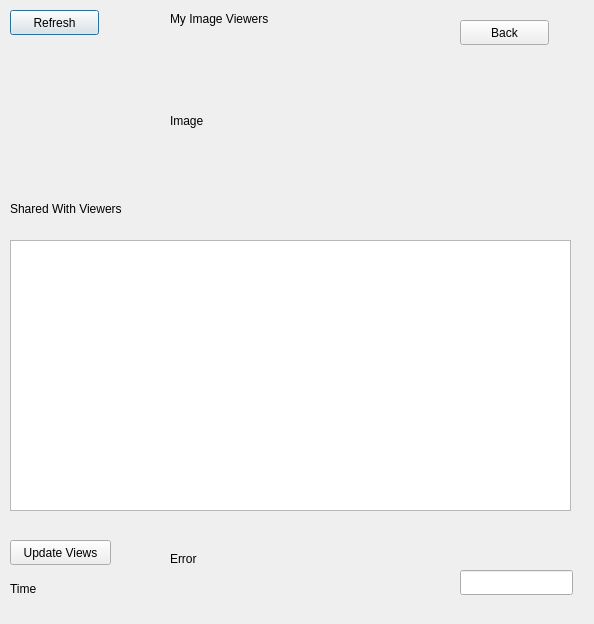
First picture: the form in GUIFiles/editmyimages.ui, repository SammySamer/Distributed-System-Image-Sharing-Platform, before the edit.
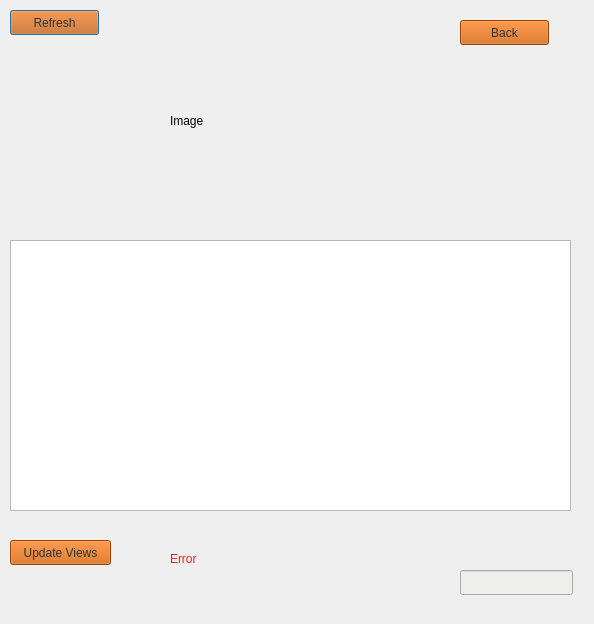
Second picture: the form after the edit.

```diff
--- a/GUIFiles/editmyimages.ui
+++ b/GUIFiles/editmyimages.ui
@@ -22,6 +22,13 @@
      <height>25</height>
     </rect>
    </property>
+   <property name="cursor">
+    <cursorShape>PointingHandCursor</cursorShape>
+   </property>
+   <property name="styleSheet">
+    <string notr="true">background-color: rgb(206, 92, 0);
+color: rgb(46, 52, 54);</string>
+   </property>
    <property name="text">
     <string>Refresh</string>
    </property>
@@ -35,23 +42,17 @@
      <height>25</height>
     </rect>
    </property>
+   <property name="cursor">
+    <cursorShape>PointingHandCursor</cursorShape>
+   </property>
+   <property name="styleSheet">
+    <string notr="true">background-color: rgb(206, 92, 0);
+color: rgb(46, 52, 54);</string>
+   </property>
    <property name="text">
     <string>Back</string>
    </property>
   </widget>
-  <widget class="QLabel" name="lbl_user">
-   <property name="geometry">
-    <rect>
-     <x>170</x>
-     <y>10</y>
-     <width>131</width>
-     <height>17</height>
-    </rect>
-   </property>
-   <property name="text">
-    <string>My Image Viewers</string>
-   </property>
-  </widget>
   <widget class="QLabel" name="lbl_image">
    <property name="geometry">
     <rect>
@@ -74,6 +75,9 @@
      <height>17</height>
     </rect>
    </property>
+   <property name="styleSheet">
+    <string notr="true">color: rgb(238, 238, 236);</string>
+   </property>
    <property name="text">
     <string>Shared With Viewers</string>
    </property>
@@ -97,6 +101,13 @@
      <height>25</height>
     </rect>
    </property>
+   <property name="cursor">
+    <cursorShape>PointingHandCursor</cursorShape>
+   </property>
+   <property name="styleSheet">
+    <string notr="true">background-color: rgb(206, 92, 0);
+color: rgb(46, 52, 54);</string>
+   </property>
    <property name="text">
     <string>Update Views</string>
    </property>
@@ -110,6 +121,10 @@
      <height>25</height>
     </rect>
    </property>
+   <property name="styleSheet">
+    <string notr="true">color: rgb(46, 52, 54);
+background-color: rgb(238, 238, 236);</string>
+   </property>
   </widget>
   <widget class="QLabel" name="lbl_result">
    <property name="geometry">
@@ -120,6 +135,9 @@
      <height>17</height>
     </rect>
    </property>
+   <property name="styleSheet">
+    <string notr="true">color: rgb(224, 37, 37);</string>
+   </property>
    <property name="text">
     <string>Error</string>
    </property>
@@ -129,10 +147,13 @@
     <rect>
      <x>10</x>
      <y>580</y>
-     <width>471</width>
+     <width>420</width>
      <height>17</height>
     </rect>
    </property>
+   <property name="styleSheet">
+    <string notr="true">color: rgb(238, 238, 236);</string>
+   </property>
    <property name="text">
     <string>Time</string>
    </property>
```
